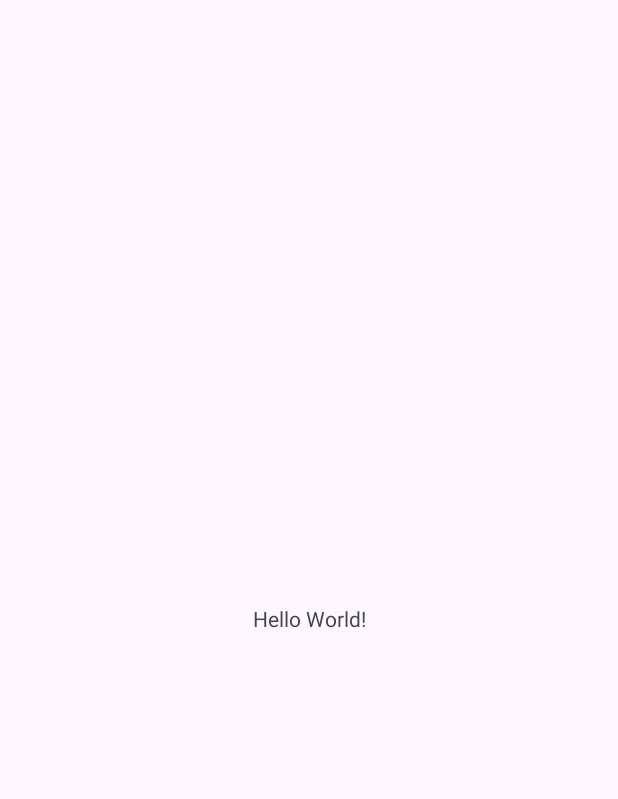
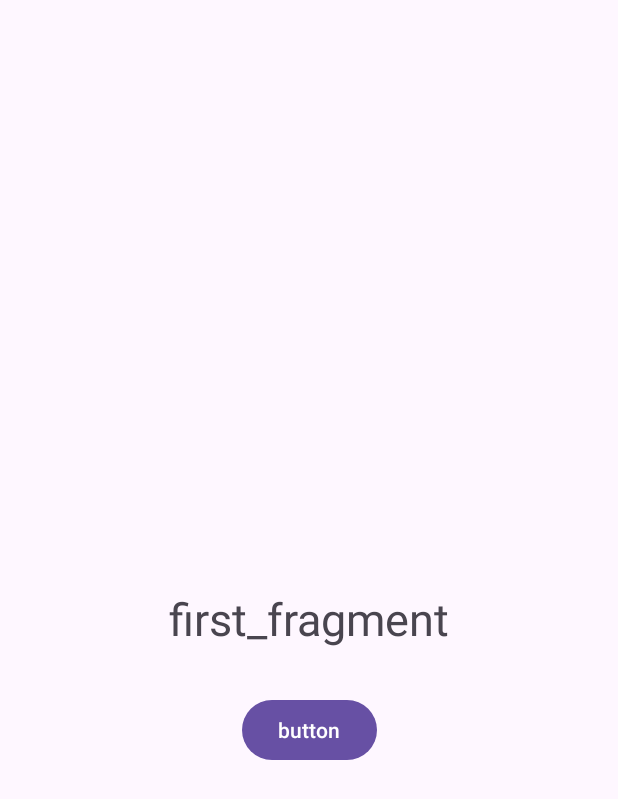
Before and after one commit to GyeongminKimGyeongminKim/Android-Advanced-Study, an Android app: the screen it shows after launch (MainActivity), on a phone screen of 412 x 824 dp. Before the commit the part shown is almost empty. Shown: the top 799 px of the screen. Run offline under Robolectric (Android 15) with nearby library versions, the phone set to English and light mode, and no system bars.

Commit message:
feat: Navigation으로 화면 전환

```diff
--- a/Week2/Study_Navigation/app/build.gradle.kts
+++ b/Week2/Study_Navigation/app/build.gradle.kts
@@ -1,6 +1,7 @@
 plugins {
     alias(libs.plugins.android.application)
     alias(libs.plugins.jetbrains.kotlin.android)
+    id("androidx.navigation.safeargs.kotlin")
 }
 
 android {
@@ -48,6 +49,7 @@ dependencies {
     testImplementation(libs.junit)
     androidTestImplementation(libs.androidx.junit)
     androidTestImplementation(libs.androidx.espresso.core)
-    implementation("androidx.navigation:navigation-fragment-ktx:2.5.1")
-    implementation("androidx.navigation:navigation-ui-ktx:2.5.1")
+
+    implementation("androidx.navigation:navigation-fragment-ktx:2.7.7")
+    implementation("androidx.navigation:navigation-ui-ktx:2.7.7")
 }
--- /dev/null
+++ b/Week2/Study_Navigation/app/src/main/java/com/example/study_navigation/FirstFragment.kt
@@ -0,0 +1,39 @@
+package com.example.study_navigation
+
+import android.os.Bundle
+import android.view.LayoutInflater
+import android.view.View
+import android.view.ViewGroup
+import androidx.fragment.app.Fragment
+import androidx.navigation.fragment.findNavController
+import com.example.study_navigation.databinding.FragmentFirstBinding
+
+class FirstFragment : Fragment() {
+    private var _binding: FragmentFirstBinding? = null
+    private val binding get() = _binding!!
+
+    override fun onCreateView(
+        inflater: LayoutInflater,
+        container: ViewGroup?,
+        savedInstanceState: Bundle?
+    ): View? {
+        _binding = FragmentFirstBinding.inflate(inflater, container, false)
+        return binding.root
+    }
+
+    override fun onViewCreated(view: View, savedInstanceState: Bundle?) {
+        super.onViewCreated(view, savedInstanceState)
+
+        binding.btnFirst.setOnClickListener {
+            //findNavController().navigate(R.id.secondFragment) // 목적지 Fragment를 매개변수로 전달
+            //findNavController().navigate(R.id.action_firstFragment_to_secondFragment, null) // 목적지가 아닌 액션을 매개변수로 전달
+            val action = FirstFragmentDirections.actionFirstFragmentToSecondFragment(30)
+            findNavController().navigate(action)
+        }
+    }
+
+    override fun onDestroyView() {
+        super.onDestroyView()
+        _binding = null
+    }
+}
--- /dev/null
+++ b/Week2/Study_Navigation/app/src/main/res/anim/slide_in_left.xml
@@ -0,0 +1,6 @@
+<?xml version="1.0" encoding="utf-8"?>
+<set xmlns:android="http://schemas.android.com/apk/res/android">
+    <translate android:fromXDelta="-100%" android:toXDelta="0%"
+        android:fromYDelta="0%" android:toYDelta="0%"
+        android:duration="700"/>
+</set>
--- /dev/null
+++ b/Week2/Study_Navigation/app/src/main/res/anim/slide_in_right.xml
@@ -0,0 +1,6 @@
+<?xml version="1.0" encoding="utf-8"?>
+<set xmlns:android="http://schemas.android.com/apk/res/android">
+    <translate android:fromXDelta="100%" android:toXDelta="0%"
+        android:fromYDelta="0%" android:toYDelta="0%"
+        android:duration="700"/>
+</set>
--- /dev/null
+++ b/Week2/Study_Navigation/app/src/main/res/anim/slide_out_left.xml
@@ -0,0 +1,6 @@
+<?xml version="1.0" encoding="utf-8"?>
+<set xmlns:android="http://schemas.android.com/apk/res/android">
+    <translate android:fromXDelta="0%" android:toXDelta="-100%"
+        android:fromYDelta="0%" android:toYDelta="0%"
+        android:duration="700"/>
+</set>
--- /dev/null
+++ b/Week2/Study_Navigation/app/src/main/res/anim/slide_out_right.xml
@@ -0,0 +1,6 @@
+<?xml version="1.0" encoding="utf-8"?>
+<set xmlns:android="http://schemas.android.com/apk/res/android">
+    <translate android:fromXDelta="0%" android:toXDelta="100%"
+        android:fromYDelta="0%" android:toYDelta="0%"
+        android:duration="700"/>
+</set>
--- a/Week2/Study_Navigation/app/src/main/res/layout/activity_main.xml
+++ b/Week2/Study_Navigation/app/src/main/res/layout/activity_main.xml
@@ -7,13 +7,18 @@
     android:layout_height="match_parent"
     tools:context=".MainActivity">
 
-    <TextView
-        android:layout_width="wrap_content"
-        android:layout_height="wrap_content"
-        android:text="Hello World!"
+    <androidx.fragment.app.FragmentContainerView
+        android:id="@+id/main_container"
+        android:name="androidx.navigation.fragment.NavHostFragment"
+        android:layout_width="match_parent"
+        android:layout_height="0dp"
+        app:defaultNavHost="true"
+        app:navGraph="@navigation/nav_graph"
         app:layout_constraintBottom_toBottomOf="parent"
         app:layout_constraintEnd_toEndOf="parent"
         app:layout_constraintStart_toStartOf="parent"
-        app:layout_constraintTop_toTopOf="parent" />
+        app:layout_constraintTop_toTopOf="parent">
+
+    </androidx.fragment.app.FragmentContainerView>
 
 </androidx.constraintlayout.widget.ConstraintLayout>
--- /dev/null
+++ b/Week2/Study_Navigation/app/src/main/res/layout/fragment_first.xml
@@ -0,0 +1,29 @@
+<?xml version="1.0" encoding="utf-8"?>
+<androidx.constraintlayout.widget.ConstraintLayout xmlns:android="http://schemas.android.com/apk/res/android"
+    xmlns:app="http://schemas.android.com/apk/res-auto"
+    xmlns:tools="http://schemas.android.com/tools"
+    android:layout_width="match_parent"
+    android:layout_height="match_parent"
+    tools:context=".FirstFragment">
+
+    <TextView
+        android:id="@+id/tv_first"
+        android:layout_width="0dp"
+        android:layout_height="wrap_content"
+        android:gravity="center"
+        android:text="first_fragment"
+        android:textSize="30sp"
+        app:layout_constraintBottom_toBottomOf="parent"
+        app:layout_constraintTop_toTopOf="parent"
+        app:layout_constraintStart_toStartOf="parent"
+        app:layout_constraintEnd_toEndOf="parent" />
+    <Button
+        android:id="@+id/btn_first"
+        android:layout_width="wrap_content"
+        android:layout_height="wrap_content"
+        android:text="button"
+        app:layout_constraintTop_toBottomOf="@id/tv_first"
+        app:layout_constraintStart_toStartOf="parent"
+        app:layout_constraintEnd_toEndOf="parent"
+        android:layout_marginTop="30dp"/>
+</androidx.constraintlayout.widget.ConstraintLayout>
--- /dev/null
+++ b/Week2/Study_Navigation/app/src/main/res/navigation/nav_graph.xml
@@ -0,0 +1,38 @@
+<?xml version="1.0" encoding="utf-8"?>
+<navigation xmlns:android="http://schemas.android.com/apk/res/android"
+    xmlns:app="http://schemas.android.com/apk/res-auto"
+    xmlns:tools="http://schemas.android.com/tools"
+    android:id="@+id/navigation"
+    app:startDestination="@id/firstFragment">
+
+    <fragment
+        android:id="@+id/firstFragment"
+        android:name="com.example.study_navigation.FirstFragment"
+        android:label="fragment_first"
+        tools:layout="@layout/fragment_first" >
+        <action
+            android:id="@+id/action_firstFragment_to_secondFragment"
+            app:destination="@id/secondFragment"
+            app:enterAnim="@anim/slide_in_right"
+            app:exitAnim="@anim/slide_out_left"
+            app:popEnterAnim="@anim/slide_in_left"
+            app:popExitAnim="@anim/slide_out_right"/>
+    </fragment>
+    <fragment
+        android:id="@+id/secondFragment"
+        android:name="com.example.study_navigation.SecondFragment"
+        android:label="fragment_second"
+        tools:layout="@layout/fragment_second" >
+        <argument
+            android:name="arg_number"
+            app:argType="integer"
+            android:defaultValue="5"/>
+        <action
+            android:id="@+id/action_secondFragment_to_firstFragment"
+            app:destination="@id/firstFragment"
+            app:enterAnim="@anim/slide_in_left"
+            app:exitAnim="@anim/slide_out_right"
+            app:popEnterAnim="@anim/slide_in_right"
+            app:popExitAnim="@anim/slide_out_left" />
+    </fragment>
+</navigation>
```
Also changed, not shown: Week2/Study_Navigation/app/src/main/java/com/example/study_navigation/SecondFragment.kt (added, +41 -0 lines), Week2/Study_Navigation/app/src/main/res/layout/fragment_second.xml (added, +29 -0 lines), Week2/Study_Navigation/build.gradle.kts (+9 -0 lines).
